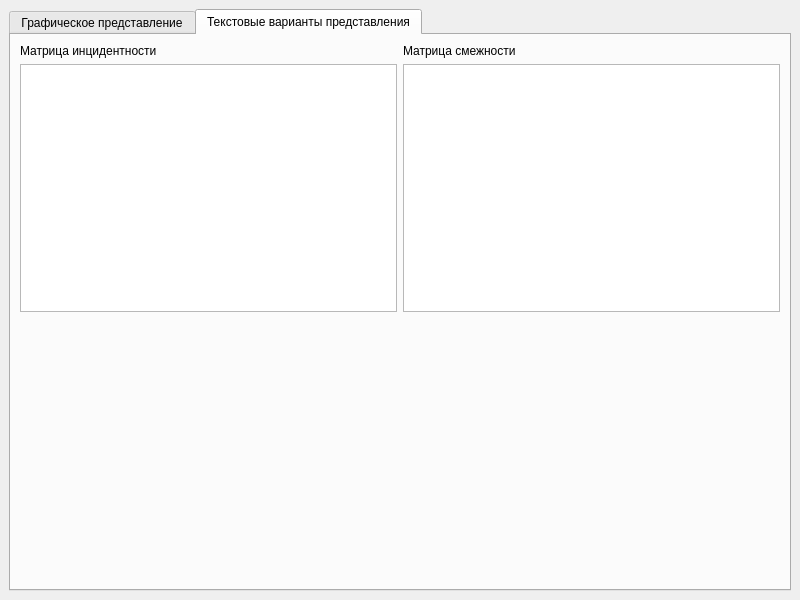
Old version of the form graphconv.ui in the repository NickSpv/GraphConv.
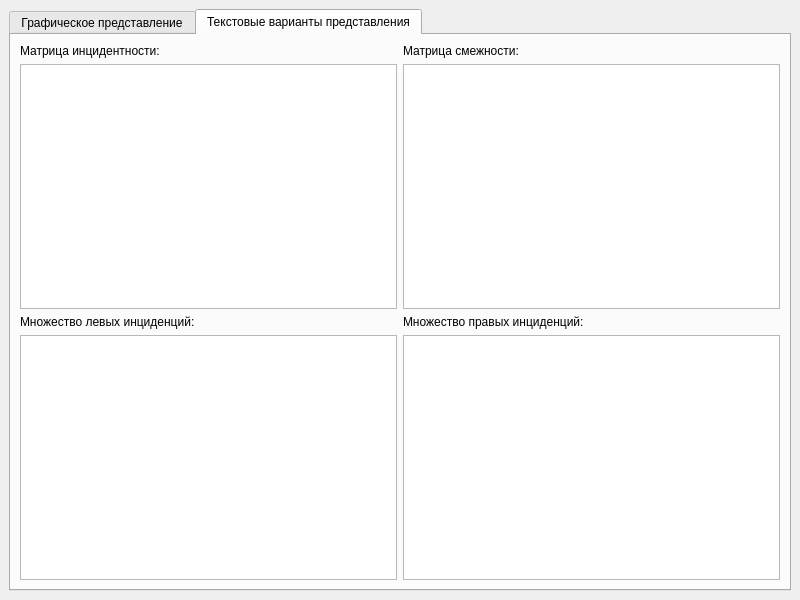
New version of the form. The open tabs and pages were chosen to show the change.

Commit message: add: incident set, clear all

```diff
--- a/graphconv.ui
+++ b/graphconv.ui
@@ -15,7 +15,7 @@
   </property>
   <widget class="QWidget" name="centralwidget">
    <layout class="QGridLayout" name="gridLayout">
-    <item row="0" column="1">
+    <item row="0" column="0">
      <widget class="QTabWidget" name="tabWidget">
       <property name="focusPolicy">
        <enum>Qt::NoFocus</enum>
@@ -39,29 +39,43 @@
        </attribute>
        <layout class="QGridLayout" name="gridLayout_3">
         <item row="3" column="0">
-         <spacer name="verticalSpacer">
-          <property name="orientation">
-           <enum>Qt::Vertical</enum>
+         <widget class="QPlainTextEdit" name="left_incident">
+          <property name="focusPolicy">
+           <enum>Qt::NoFocus</enum>
           </property>
-          <property name="sizeHint" stdset="0">
-           <size>
-            <width>20</width>
-            <height>40</height>
-           </size>
+          <property name="readOnly">
+           <bool>true</bool>
           </property>
-         </spacer>
+         </widget>
         </item>
         <item row="0" column="2">
          <widget class="QLabel" name="label_3">
           <property name="text">
-           <string>Матрица смежности</string>
+           <string>Матрица смежности:</string>
           </property>
          </widget>
         </item>
-        <item row="2" column="0">
-         <widget class="QLabel" name="label">
+        <item row="1" column="0">
+         <widget class="QTableView" name="incident">
+          <property name="sizeAdjustPolicy">
+           <enum>QAbstractScrollArea::AdjustToContents</enum>
+          </property>
+         </widget>
+        </item>
+        <item row="3" column="2">
+         <widget class="QPlainTextEdit" name="right_incident">
+          <property name="focusPolicy">
+           <enum>Qt::NoFocus</enum>
+          </property>
+          <property name="readOnly">
+           <bool>true</bool>
+          </property>
+         </widget>
+        </item>
+        <item row="2" column="2">
+         <widget class="QLabel" name="label_4">
           <property name="text">
-           <string/>
+           <string>Множество правых инциденций:</string>
           </property>
          </widget>
         </item>
@@ -72,17 +86,17 @@
           </property>
          </widget>
         </item>
+        <item row="2" column="0">
+         <widget class="QLabel" name="label">
+          <property name="text">
+           <string>Множество левых инциденций:</string>
+          </property>
+         </widget>
+        </item>
         <item row="0" column="0">
          <widget class="QLabel" name="label_2">
           <property name="text">
-           <string>Матрица инцидентности</string>
-          </property>
-         </widget>
-        </item>
-        <item row="1" column="0">
-         <widget class="QTableView" name="incident">
-          <property name="sizeAdjustPolicy">
-           <enum>QAbstractScrollArea::AdjustToContents</enum>
+           <string>Матрица инцидентности:</string>
           </property>
          </widget>
         </item>
```
Left out of the diff: 7 changed lines with no effect on the pictures. The commit also changes 4 other files.
